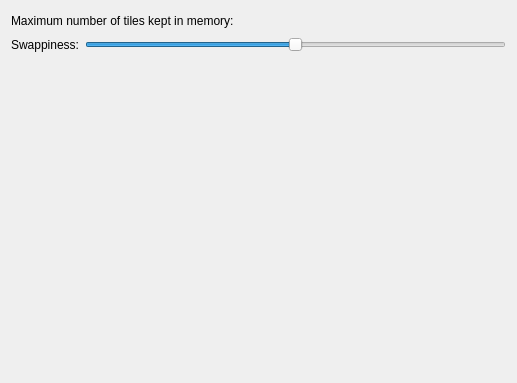
The window that krita/ui/forms/wdgperformancesettings.ui (KDE/krita) describes before a commit, drawn with Qt 5.
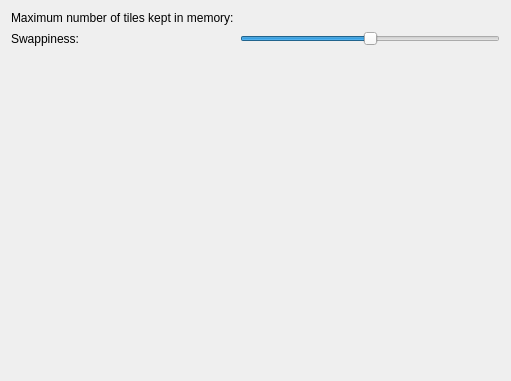
The same window after the commit. Custom widgets are drawn as their Qt base class.

Commit message: Changed the UI which contains labels and textfields into QFormLayout to set alignment issues

Diff of the .ui file:
```diff
--- a/krita/ui/forms/wdgperformancesettings.ui
+++ b/krita/ui/forms/wdgperformancesettings.ui
@@ -1,115 +1,80 @@
 <ui version="4.0" >
  <class>WdgPerformanceSettings</class>
- <widget class="QWidget" name="WdgPerformanceSettings" >
-  <property name="geometry" >
+ <widget class="QWidget" name="WdgPerformanceSettings">
+  <property name="geometry">
    <rect>
     <x>0</x>
     <y>0</y>
-    <width>513</width>
-    <height>383</height>
+    <width>511</width>
+    <height>381</height>
    </rect>
   </property>
-  <layout class="QGridLayout" >
-   <item row="0" column="0" colspan="2" >
-    <layout class="QHBoxLayout" >
-     <property name="spacing" >
-      <number>6</number>
-     </property>
-     <property name="margin" >
-      <number>0</number>
-     </property>
-     <item>
-      <widget class="QLabel" name="textLabel1" >
-       <property name="whatsThis" >
-        <string>The maximum number of "tiles" that are kept in memory. For regular RGBA8 images, each tile is about 16 kB in size. Thus, for a value of 500 tiles this usually means about 8 megabytes are used for image data. If you regularly handle large images, a greater value here might be useful.
+  <layout class="QVBoxLayout" name="verticalLayout">
+   <item>
+    <layout class="QFormLayout" name="formLayout">
+     <item row="0" column="0">
+      <widget class="QLabel" name="textLabel1">
+       <property name="whatsThis">
+        <string>The maximum number of &quot;tiles&quot; that are kept in memory. For regular RGBA8 images, each tile is about 16 kB in size. Thus, for a value of 500 tiles this usually means about 8 megabytes are used for image data. If you regularly handle large images, a greater value here might be useful.
 Note that this number is only a guideline for Krita, and is not guaranteed to be the actual number of tiles in memory.</string>
        </property>
-       <property name="text" >
+       <property name="text">
         <string>Maximum number of tiles kept in memory:</string>
        </property>
       </widget>
      </item>
-     <item>
-      <widget class="KIntNumInput" name="m_maxTiles" >
-       <property name="whatsThis" >
-        <string>The maximum number of "tiles" that are kept in memory. For regular RGBA8 images, each tile is about 16 kB in size. Thus, for a value of 500 tiles this usually means about 8 megabytes are used for image data. If you regularly handle large images, a greater value here might be useful.
+     <item row="0" column="1">
+      <widget class="KIntNumInput" name="m_maxTiles">
+       <property name="whatsThis">
+        <string>The maximum number of &quot;tiles&quot; that are kept in memory. For regular RGBA8 images, each tile is about 16 kB in size. Thus, for a value of 500 tiles this usually means about 8 megabytes are used for image data. If you regularly handle large images, a greater value here might be useful.
 Note that this number is only a guideline for Krita, and is not guaranteed to be the actual number of tiles in memory.</string>
        </property>
       </widget>
      </item>
-     <item>
-      <spacer>
-       <property name="orientation" >
-        <enum>Qt::Horizontal</enum>
-       </property>
-       <property name="sizeType" >
-        <enum>QSizePolicy::Expanding</enum>
-       </property>
-       <property name="sizeHint" stdset="0" >
-        <size>
-         <width>81</width>
-         <height>20</height>
-        </size>
-       </property>
-      </spacer>
-     </item>
-    </layout>
-   </item>
-   <item row="1" column="0" colspan="2" >
-    <layout class="QHBoxLayout" >
-     <property name="spacing" >
-      <number>6</number>
-     </property>
-     <property name="margin" >
-      <number>0</number>
-     </property>
-     <item>
-      <widget class="QLabel" name="textLabel2" >
-       <property name="whatsThis" >
+     <item row="1" column="0">
+      <widget class="QLabel" name="textLabel2">
+       <property name="whatsThis">
         <string>This configures how much Krita will use the swap file. If you move the slider all the way to the left, Krita will not use the swap file at all. If you move it all the way to the right, Krita will make maximum use of the swap file.</string>
        </property>
-       <property name="text" >
+       <property name="text">
         <string>Swappiness:</string>
        </property>
       </widget>
      </item>
-     <item>
-      <widget class="QSlider" name="m_swappiness" >
-       <property name="whatsThis" >
+     <item row="1" column="1">
+      <widget class="QSlider" name="m_swappiness">
+       <property name="whatsThis">
         <string>This configures how much Krita likes to swap. Move the slider to the left, and there is no swapping at all. Move it to the right there is a lot of swapping going on.</string>
        </property>
-       <property name="maximum" >
+       <property name="maximum">
         <number>6</number>
        </property>
-       <property name="value" >
+       <property name="value">
         <number>3</number>
        </property>
-       <property name="orientation" >
+       <property name="orientation">
         <enum>Qt::Horizontal</enum>
        </property>
       </widget>
      </item>
     </layout>
    </item>
-   <item row="2" column="0" colspan="2" >
-    <spacer>
-     <property name="orientation" >
+   <item>
+    <spacer name="verticalSpacer">
+     <property name="orientation">
       <enum>Qt::Vertical</enum>
      </property>
-     <property name="sizeType" >
-      <enum>QSizePolicy::Expanding</enum>
-     </property>
-     <property name="sizeHint" stdset="0" >
+     <property name="sizeHint" stdset="0">
       <size>
-       <width>495</width>
-       <height>71</height>
+       <width>20</width>
+       <height>308</height>
       </size>
      </property>
     </spacer>
    </item>
   </layout>
  </widget>
- <layoutdefault spacing="6" margin="11" />
+ <layoutdefault spacing="6" margin="11"/>
  <customwidgets>
   <customwidget>
    <class>KIntNumInput</class>
```
Left out of the diff: 2 changed lines with no effect on the pictures. The commit also changes 91 other files.
